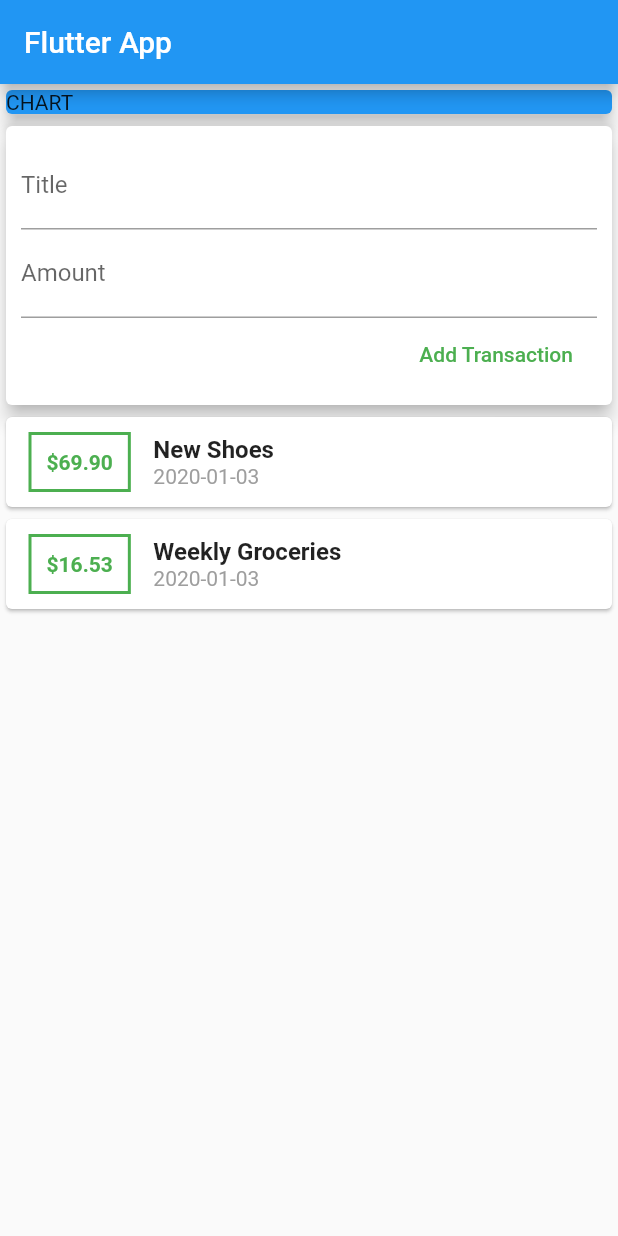
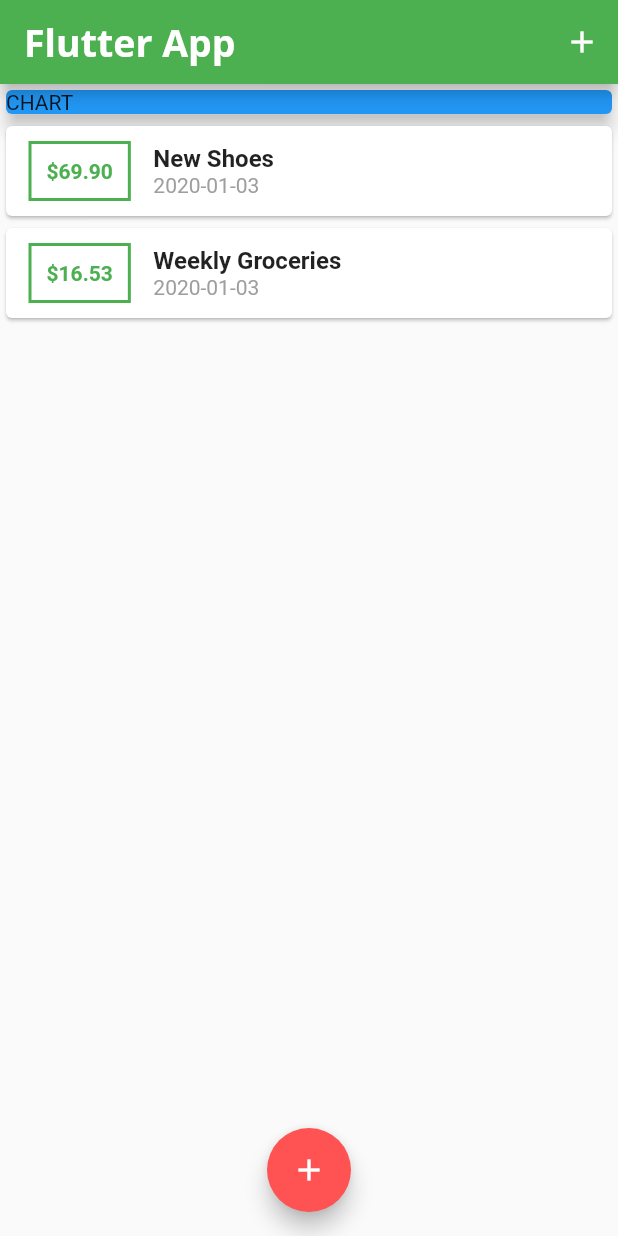
Before and after one commit to DanielIchida/flutter_prueba, a Flutter app: the screen it shows after launch, on a phone screen of 412 x 824 dp. Run offline on Flutter 3.47's test engine with Material 2 defaults, Android fonts, the phone set to English and light mode, and no system bars; our stand-ins replace camera.

Commit message:
Version 5

```diff
--- a/lib/main.dart
+++ b/lib/main.dart
@@ -12,7 +12,27 @@ class MyApp extends StatelessWidget {
     return MaterialApp(
       debugShowCheckedModeBanner: false,
       title: 'Flutter Demo',
-      theme: ThemeData(primarySwatch: Colors.blue),
+      theme: ThemeData(
+          primarySwatch: Colors.green,
+          accentColor: Colors.redAccent,
+          fontFamily: 'Quicksand',
+          textTheme: ThemeData.light().textTheme.copyWith(
+              title: TextStyle(
+                  fontFamily: 'OpenSans',
+                  fontSize: 18,
+                  fontWeight: FontWeight.bold
+              )
+          ),
+          appBarTheme: AppBarTheme(
+             textTheme: ThemeData.light().textTheme.copyWith(
+                 title: TextStyle(
+                    fontFamily: 'OpenSans',
+                    fontSize: 25,
+                    fontWeight: FontWeight.bold
+                 )
+             )
+          )
+      ),
       initialRoute: 'basicodos',
       routes: {
         'basico': (BuildContext context) => HomePage(),
--- a/lib/src/pages/productos_page.dart
+++ b/lib/src/pages/productos_page.dart
@@ -1,5 +1,8 @@
 import 'package:flutter/material.dart';
-import 'package:flutter_prueba/src/pages/widgets/user_transaction.dart';
+import 'package:flutter_prueba/src/pages/widgets/new_transaction.dart';
+import 'package:flutter_prueba/src/pages/widgets/transaction_list.dart';
+
+import 'models/transaction.dart';
 
 class ProductosPage extends StatefulWidget {
   ProductosPage({Key key}) : super(key: key);
@@ -9,11 +12,50 @@ class ProductosPage extends StatefulWidget {
 }
 
 class _ProductosPageState extends State<ProductosPage> {
+
+  final List<Transaction> transactions = [
+    Transaction(
+        id: 't1', title: 'New Shoes', amount: 69.9, date: DateTime.now()),
+    Transaction(
+        id: 't2',
+        title: 'Weekly Groceries',
+        amount: 16.53,
+        date: DateTime.now())
+  ];
+
+  void _addNewTransaction(String txtTitle, double txAmount) {
+    final newTx = Transaction(
+        title: txtTitle,
+        amount: txAmount,
+        date: DateTime.now(),
+        id: DateTime.now().toString());
+    setState(() {
+      transactions.add(newTx);
+    });
+  }
+
+  void startAddNewTransacction(BuildContext ctx){
+     showModalBottomSheet(context: ctx,
+         builder: (_) {
+          return GestureDetector(
+              onTap: (){},
+              child: NewTransaction(_addNewTransaction),
+              behavior: HitTestBehavior.opaque,
+          );
+     });
+  }
+
   @override
   Widget build(BuildContext context) {
     return Scaffold(
       appBar: AppBar(
         title: Text("Flutter App"),
+        actions: <Widget>[
+            IconButton(
+                icon: Icon(Icons.add),
+                onPressed: () => startAddNewTransacction(context)
+            )
+        ],
       ),
       body: SingleChildScrollView(
           child: Column(
@@ -24,9 +66,14 @@ class _ProductosPageState extends State<ProductosPage> {
                 width: double.infinity,
                 child: Card(color: Colors.blue, child: Text("CHART"), elevation: 5),
               ),
-              UserTransaction()
+              TransactionList(transactions)
             ],
           ),
+      ),
+      floatingActionButtonLocation: FloatingActionButtonLocation.centerFloat,
+      floatingActionButton: FloatingActionButton(
+         child: Icon(Icons.add),
+         onPressed: () => startAddNewTransacction(context),
       ),
     );
   }
--- a/lib/src/pages/widgets/transaction_list.dart
+++ b/lib/src/pages/widgets/transaction_list.dart
@@ -21,10 +21,12 @@ class TransactionList extends StatelessWidget {
                     child: Text(
                       '\$${transactions[index].amount.toStringAsFixed(2)}',
                       style: TextStyle(
-                          fontWeight: FontWeight.bold, color: Colors.green),
+                          fontWeight: FontWeight.bold,
+                          color: Theme.of(context).primaryColor
+                      ),
                     ),
                     decoration: BoxDecoration(
-                      border: Border.all(color: Colors.green, width: 2),
+                      border: Border.all(color: Theme.of(context).primaryColor, width: 2),
                     ),
                     margin: EdgeInsets.symmetric(vertical: 10, horizontal: 15),
                   ),
--- a/lib/src/pages/widgets/user_transaction.dart
+++ /dev/null
@@ -1,41 +0,0 @@
-import 'package:flutter/material.dart';
-import 'package:flutter_prueba/src/pages/models/transaction.dart';
-import 'package:flutter_prueba/src/pages/widgets/new_transaction.dart';
-import 'package:flutter_prueba/src/pages/widgets/transaction_list.dart';
-
-class UserTransaction extends StatefulWidget {
-  UserTransaction({Key key}) : super(key: key);
-
-  @override
-  _UserTransactionState createState() => _UserTransactionState();
-}
-
-class _UserTransactionState extends State<UserTransaction> {
-  final List<Transaction> transactions = [
-    Transaction(
-        id: 't1', title: 'New Shoes', amount: 69.9, date: DateTime.now()),
-    Transaction(
-        id: 't2',
-        title: 'Weekly Groceries',
-        amount: 16.53,
-        date: DateTime.now())
-  ];
-
-  void _addNewTransaction(String txtTitle, double txAmount) {
-    final newTx = Transaction(
-        title: txtTitle,
-        amount: txAmount,
-        date: DateTime.now(),
-        id: DateTime.now().toString());
-    setState(() {
-      transactions.add(newTx);
-    });
-  }
-
-  @override
-  Widget build(BuildContext context) {
-    return Column(
-      children: <Widget>[NewTransaction(_addNewTransaction), TransactionList(transactions)],
-    );
-  }
-}
```
Also changed, not shown: lib/src/pages/widgets/new_transaction.dart (+12 -4 lines), pubspec.yaml (+13 -11 lines), assets/fonts/OpenSans-Bold.ttf (added), assets/fonts/OpenSans-Regular.ttf (added), assets/fonts/Quicksand-Bold.ttf (added), assets/fonts/Quicksand-Light.ttf (added), assets/fonts/Quicksand-Medium.ttf (added), assets/fonts/Quicksand-Regular.ttf (added).
